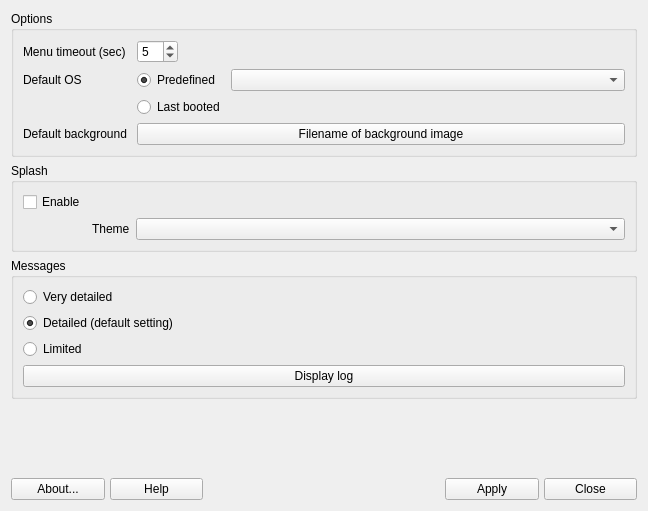
Qt form mainwindow.ui (AdrianTM/mx-boot-options) before a commit.
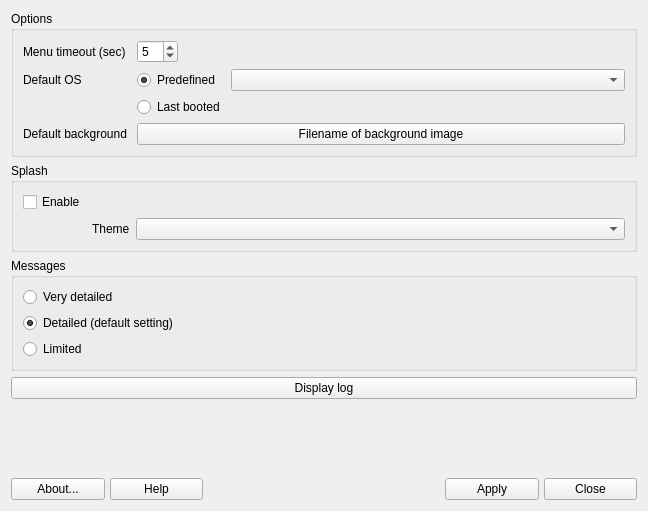
The same form after that commit. Icons and pictures are not drawn.

Commit message: hide messages option if bootsplash enabled

```diff
--- a/mainwindow.ui
+++ b/mainwindow.ui
@@ -178,6 +178,9 @@
         </property>
        </widget>
       </item>
+     </layout>
+    </widget>
+   </item>
       <item>
        <widget class="QPushButton" name="pb_log">
         <property name="text">
@@ -186,9 +189,6 @@
         <property name="autoDefault">
          <bool>false</bool>
         </property>
-       </widget>
-      </item>
-     </layout>
     </widget>
    </item>
    <item>
```
Left out of the diff: 6 changed lines with no effect on the pictures. Lines whose indentation alone changed are shown as unchanged. The commit also changes 2 other files.
